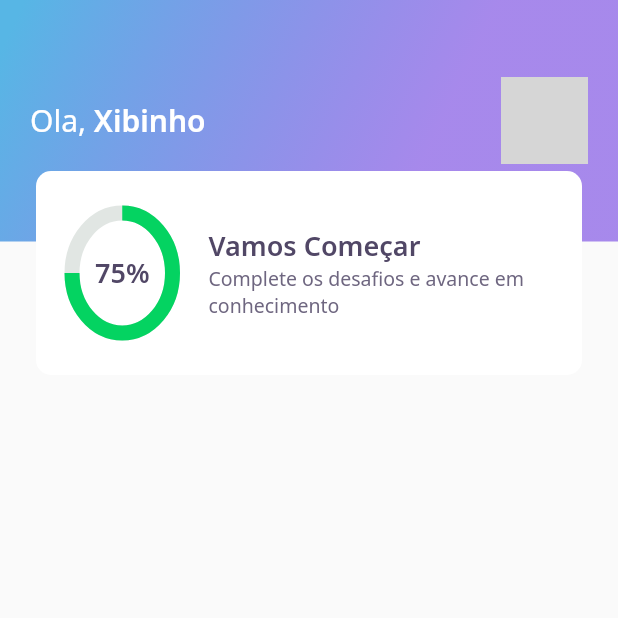
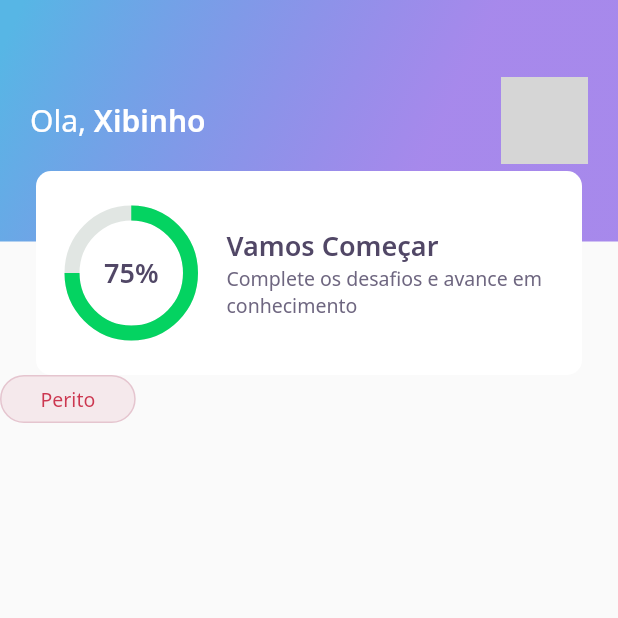
Before and after one commit to KevenAndrade/FlutterQuiz, a Flutter app: the screen it shows after launch, on a phone screen of 412 x 824 dp, the top half of it. Run offline on Flutter 3.47's test engine with Material 2 defaults, Android fonts, the light colour scheme and no system bars; our stand-ins replace google_fonts; network calls fail; grey boxes are pictures that could not be loaded.

Commit message:
create button

```diff
--- a/lib/home/home_page.dart
+++ b/lib/home/home_page.dart
@@ -1,5 +1,6 @@
 import 'package:flutter/material.dart';
 import 'package:flutterquiz/home/widgets/appbar.dart';
+import 'package:flutterquiz/home/widgets/level_button.dart';
 
 class Home extends StatefulWidget {
   Home({Key? key}) : super(key: key);
@@ -12,7 +13,8 @@ class _HomeState extends State<Home> {
   @override
   Widget build(BuildContext context) {
     return Scaffold(
-      appBar: AppBarCustom()
+      appBar: AppBarCustom(),
+      body: LevelButton(label:"Perito")
     );
   }
 }
--- /dev/null
+++ b/lib/home/widgets/level_button.dart
@@ -0,0 +1,56 @@
+import 'package:flutter/material.dart';
+import 'package:flutterquiz/core/app_colors.dart';
+import 'package:google_fonts/google_fonts.dart';
+
+class LevelButton extends StatelessWidget {
+  final String label;
+  LevelButton({Key? key, required this.label})
+      : assert(["Fácil", "Médio", "Difícil", "Perito"].contains(label)),
+        super(key: key);
+
+  final config = {
+    "Fácil": {
+      "color": AppColors.levelButtonFacil,
+      "border": AppColors.levelButtonBorderFacil,
+      "fontColor": AppColors.levelButtonTextFacil,
+    },
+    "Médio": {
+      "color": AppColors.levelButtonMedio,
+      "border": AppColors.levelButtonBorderMedio,
+      "fontColor": AppColors.levelButtonTextMedio,
+    },
+    "Difícil": {
+      "color": AppColors.levelButtonDificil,
+      "border": AppColors.levelButtonBorderDificil,
+      "fontColor": AppColors.levelButtonTextDificil,
+    },
+    "Perito": {
+      "color": AppColors.levelButtonPerito,
+      "border": AppColors.levelButtonBorderPerito,
+      "fontColor": AppColors.levelButtonTextPerito,
+    }
+  };
+
+  Color get color => config[label]!['color']!;
+  Color get borderColor => config[label]!['border']!;
+  Color get fontColor => config[label]!['fontColor']!;
+
+  @override
+  Widget build(BuildContext context) {
+    return Container(
+      decoration: BoxDecoration(
+          borderRadius: BorderRadius.circular(28),
+          color: color,
+          border: Border.fromBorderSide(
+              BorderSide(color: borderColor))),
+      child: Padding(
+        padding: const EdgeInsets.symmetric(horizontal: 26, vertical: 6),
+        child: Text(label,
+            style: GoogleFonts.notoSans(
+              color: fontColor,
+              fontSize: 13,
+            )),
+      ),
+    );
+  }
+}
--- a/lib/home/widgets/score_card.dart
+++ b/lib/home/widgets/score_card.dart
@@ -13,13 +13,12 @@ class ScoreCard extends StatelessWidget {
           height: 136,
           decoration: BoxDecoration(
               color: Colors.white, borderRadius: BorderRadius.circular(10)),
+          child: Padding(
+            padding: const EdgeInsets.symmetric(horizontal: 24),
             child: Row(
               crossAxisAlignment: CrossAxisAlignment.center,
               children: [
-              Expanded(flex: 1, child: Padding(
-                padding: const EdgeInsets.only(left: 24),
-                child: Chart(),
-              )),
+                Expanded(flex: 1, child: Chart()),
                 Expanded(
                   flex: 3,
                   child: Padding(
@@ -35,6 +34,7 @@ class ScoreCard extends StatelessWidget {
                   ),
                 )
               ],
+            ),
           )),
     );
   }
```
Lines whose indentation alone changed are shown as unchanged.
